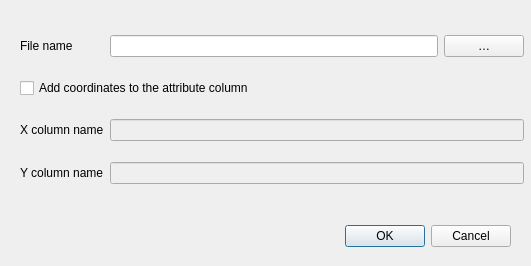
Qt form gwmsaveascsvdialog.ui (GWmodel-Lab/GWmodelS) before a commit.
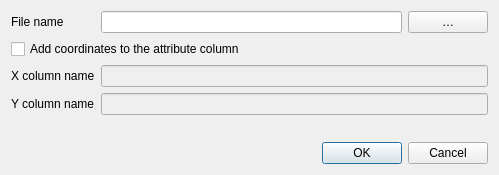
The same form after that commit.

Commit message: 修改：导出CSV对话框调整

Diff of the .ui file:
```diff
--- a/gwmsaveascsvdialog.ui
+++ b/gwmsaveascsvdialog.ui
@@ -6,38 +6,15 @@
    <rect>
     <x>0</x>
     <y>0</y>
-    <width>531</width>
-    <height>266</height>
+    <width>499</width>
+    <height>175</height>
    </rect>
   </property>
   <property name="windowTitle">
    <string>Dialog</string>
   </property>
-  <widget class="QDialogButtonBox" name="buttonBox">
-   <property name="geometry">
-    <rect>
-     <x>170</x>
-     <y>220</y>
-     <width>341</width>
-     <height>32</height>
-    </rect>
-   </property>
-   <property name="orientation">
-    <enum>Qt::Horizontal</enum>
-   </property>
-   <property name="standardButtons">
-    <set>QDialogButtonBox::Cancel|QDialogButtonBox::Ok</set>
-   </property>
-  </widget>
-  <widget class="QWidget" name="">
-   <property name="geometry">
-    <rect>
-     <x>20</x>
-     <y>20</y>
-     <width>504</width>
-     <height>181</height>
-    </rect>
-   </property>
+  <layout class="QVBoxLayout" name="verticalLayout">
+   <item>
    <layout class="QGridLayout" name="gridLayout_2">
     <item row="0" column="0">
      <widget class="QLabel" name="label">
@@ -92,7 +69,31 @@
      </widget>
     </item>
    </layout>
-  </widget>
+   </item>
+   <item>
+    <spacer name="verticalSpacer">
+     <property name="orientation">
+      <enum>Qt::Vertical</enum>
+     </property>
+     <property name="sizeHint" stdset="0">
+      <size>
+       <width>20</width>
+       <height>40</height>
+      </size>
+     </property>
+    </spacer>
+   </item>
+   <item>
+    <widget class="QDialogButtonBox" name="buttonBox">
+     <property name="orientation">
+      <enum>Qt::Horizontal</enum>
+     </property>
+     <property name="standardButtons">
+      <set>QDialogButtonBox::Cancel|QDialogButtonBox::Ok</set>
+     </property>
+    </widget>
+   </item>
+  </layout>
  </widget>
  <resources/>
  <connections>
```
Lines whose indentation alone changed are shown as unchanged. The commit also changes 5 other files.
